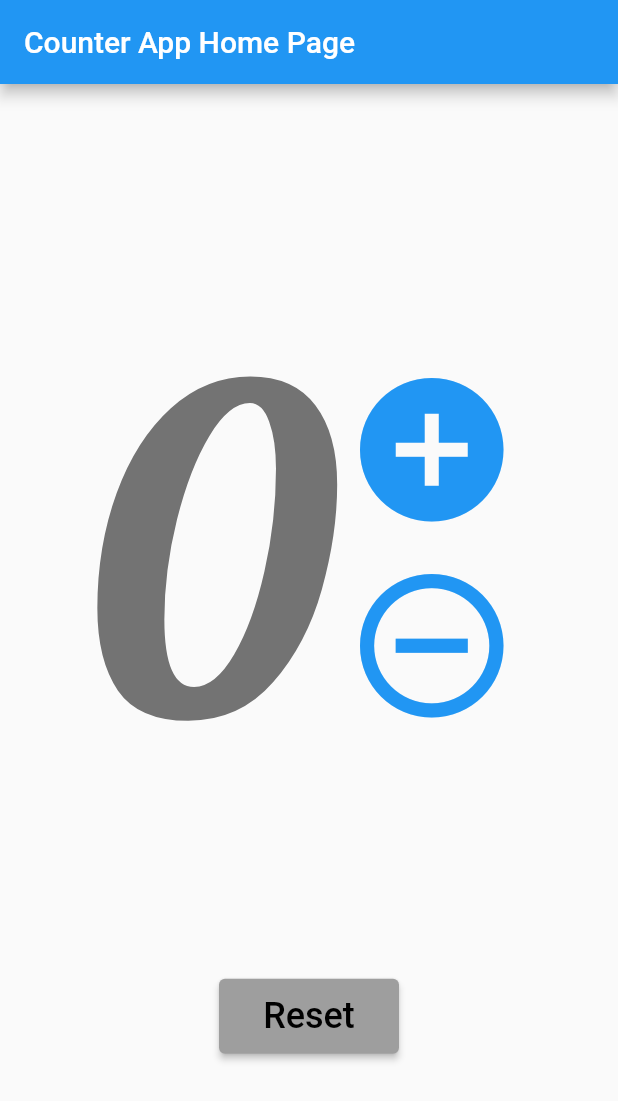
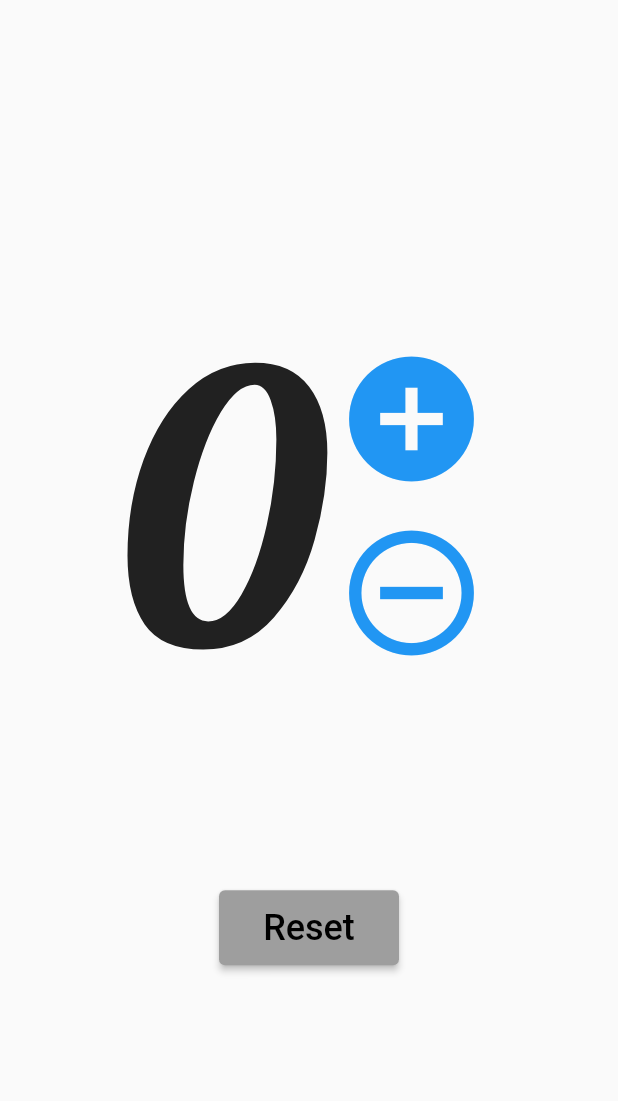
Before and after one commit to amigosilo/counter, a Flutter app: the screen it shows after launch, on a phone screen of 412 x 824 dp. Shown: the top 1101 px of the screen. Run offline on Flutter 3.47's test engine with Material 2 defaults, Android fonts, the phone set to English and light mode, and no system bars.

Commit message:
Added lobster font

```diff
--- a/lib/main.dart
+++ b/lib/main.dart
@@ -1,5 +1,4 @@
 import 'package:flutter/material.dart';
-import 'package:google_fonts/google_fonts.dart';
 
 void main() {
   runApp(const MyApp());
@@ -51,9 +50,6 @@ class _MyHomePageState extends State<MyHomePage> {
   @override
   Widget build(BuildContext context) {
     return Scaffold(
-      appBar: AppBar(
-        title: Text(widget.title),
-      ),
       body: Center(
         child: Column(
           mainAxisAlignment: MainAxisAlignment.center,
@@ -64,9 +60,9 @@ class _MyHomePageState extends State<MyHomePage> {
               children: <Widget>[
                 Text(
                   '$_counter',
-                  style: GoogleFonts.lobster(
-                    fontSize: 300,
-                    color: Colors.black54,
+                  style: const TextStyle(
+                    fontFamily: "Lobster",
+                    fontSize: 250,
                   ),
                 ),
                 Column(
@@ -74,7 +70,7 @@ class _MyHomePageState extends State<MyHomePage> {
                   crossAxisAlignment: CrossAxisAlignment.center,
                   children: <Widget>[
                     IconButton(
-                      iconSize: 115,
+                      iconSize: 100,
                       color: Colors.blue,
                       icon: const Icon(
                         Icons.add_circle,
@@ -82,7 +78,7 @@ class _MyHomePageState extends State<MyHomePage> {
                       onPressed: _incrementCounter,
                     ),
                     IconButton(
-                      iconSize: 115,
+                      iconSize: 100,
                       icon: const Icon(
                         Icons.remove_circle_outline,
                         color: Colors.blue,
```
Also changed, not shown: pubspec.yaml (+4 -4 lines), fonts/lobster-regular.ttf (added).
